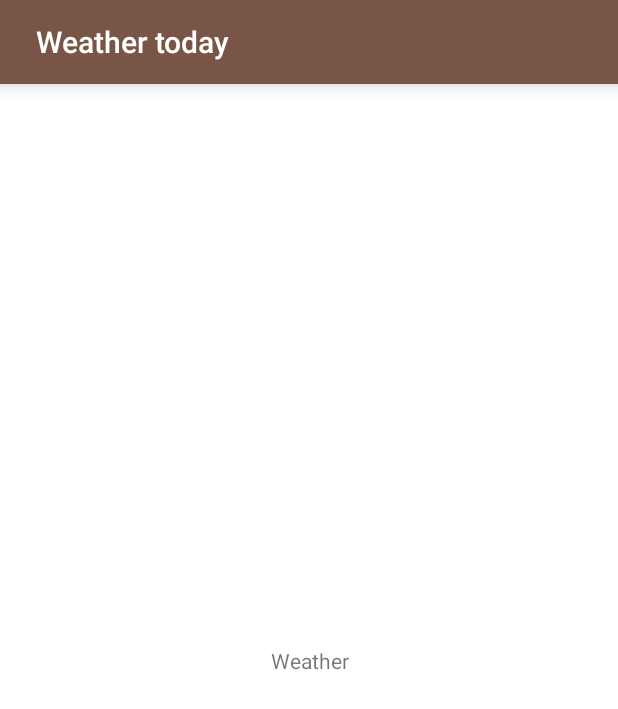
After one commit to PAlAl/weatherlocation, an Android app: the layout fragment_weather.xml on its own in the app's theme, with its tools: preview values and no code run, on a phone screen of 412 x 824 dp. The commit adds this screen. Shown: the top 709 px of the screen. Run offline under Robolectric (Android 15) with nearby library versions, the phone set to English and light mode, and no system bars.

Commit message:
start weather feature, add menu, add toolbar, add progress dialog

```diff
--- /dev/null
+++ b/app/src/main/res/layout/fragment_weather.xml
@@ -0,0 +1,27 @@
+<?xml version="1.0" encoding="utf-8"?>
+<androidx.constraintlayout.widget.ConstraintLayout xmlns:android="http://schemas.android.com/apk/res/android"
+    xmlns:app="http://schemas.android.com/apk/res-auto"
+    android:layout_width="match_parent"
+    android:layout_height="match_parent">
+
+    <androidx.appcompat.widget.Toolbar
+        android:id="@+id/toolbar"
+        android:layout_width="match_parent"
+        android:layout_height="?attr/actionBarSize"
+        android:elevation="8dp"
+        android:theme="@style/MainToolbar"
+        app:layout_constraintLeft_toLeftOf="parent"
+        app:layout_constraintTop_toTopOf="parent"
+        app:title="@string/weather_toolbar_title"
+        app:titleMarginStart="24dp" />
+
+    <TextView
+        android:layout_width="match_parent"
+        android:layout_height="wrap_content"
+        android:gravity="center"
+        android:text="Weather"
+        app:layout_constraintBottom_toBottomOf="parent"
+        app:layout_constraintTop_toBottomOf="@+id/toolbar" />
+
+
+</androidx.constraintlayout.widget.ConstraintLayout>
--- a/app/src/main/res/values/strings.xml
+++ b/app/src/main/res/values/strings.xml
@@ -1,3 +1,8 @@
 <resources>
     <string name="app_name">Weather</string>
+
+    <!--Weather Screen-->
+    <string name="weather_toolbar_menu_refresh_title">Refresh</string>
+    <string name="weather_toolbar_title">Weather today</string>
+
 </resources>
--- a/app/src/main/res/values/styles.xml
+++ b/app/src/main/res/values/styles.xml
@@ -1,4 +1,4 @@
-<resources>
+<resources xmlns:tools="http://schemas.android.com/tools">
 
     <style name="BaseTheme" parent="Theme.AppCompat.DayNight.NoActionBar">
         <item name="colorPrimary">@color/primary</item>
@@ -14,4 +14,14 @@
         <item name="colorPrimary">@color/primary_dark</item>
     </style>
 
+    <style name="MainToolbar" parent="Theme.AppCompat.DayNight.DarkActionBar">
+        <item name="android:background">@color/primary</item>
+        <item name="titleTextColor">@color/white</item>
+        <item name="colorControlNormal">@android:color/white</item>
+    </style>
+
+    <style name="ProgressDialogTheme" parent="ThemeOverlay.AppCompat.Dialog">
+        <item name="android:windowBackground">@android:color/transparent</item>
+    </style>
+
 </resources>
```
Also changed, not shown: app/src/main/java/ru/test/weather/domain/interactors/weather/IWeatherInteractor.kt (added, +4 -0 lines), app/src/main/java/ru/test/weather/domain/interactors/weather/WeatherInteractor.kt (added, +4 -0 lines), app/src/main/java/ru/test/weather/ui/presenters/weather/IWeatherView.kt (added, +4 -0 lines), app/src/main/java/ru/test/weather/ui/presenters/weather/WeatherPresenter.kt (added, +4 -0 lines), app/src/main/java/ru/test/weather/ui/views/BaseFragment.kt (added, +24 -0 lines), app/src/main/java/ru/test/weather/ui/views/MainActivity.kt (+5 -0 lines), app/src/main/java/ru/test/weather/ui/views/global/ProgressDialog.kt (added, +19 -0 lines), app/src/main/java/ru/test/weather/ui/views/weather/WeatherFragment.kt (added, +27 -0 lines), app/src/main/res/drawable/ic_refresh.xml (added, +9 -0 lines), app/src/main/res/layout/fragment_progress.xml (added, +12 -0 lines), app/src/main/res/menu/weather_menu.xml (added, +9 -0 lines).
